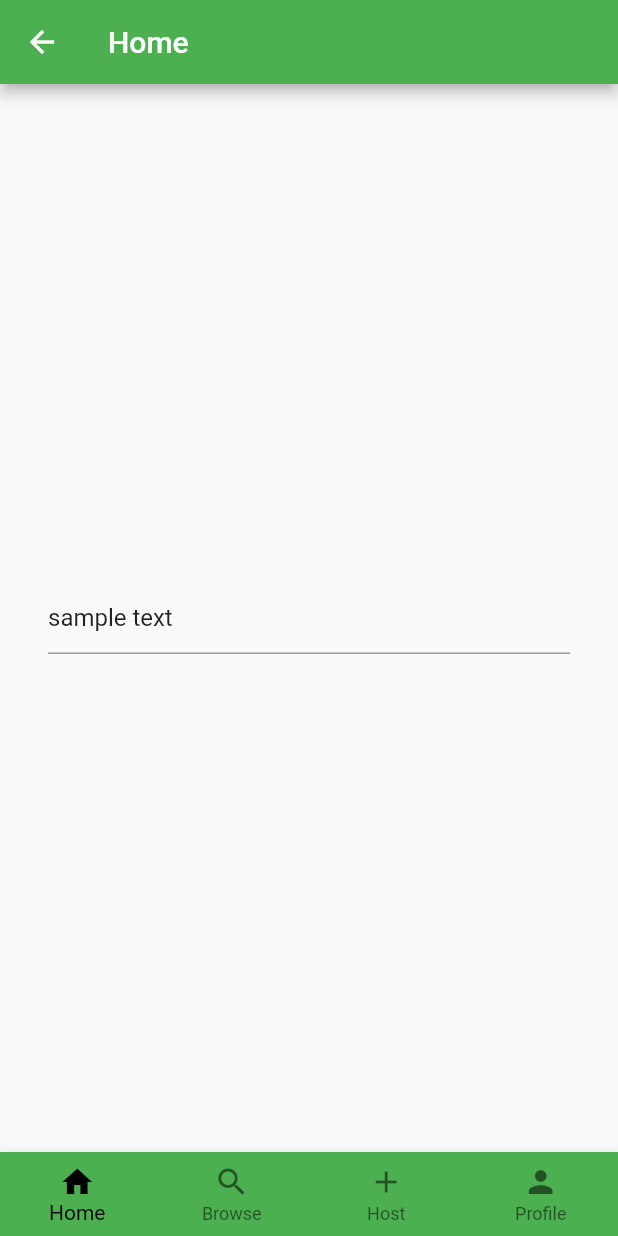
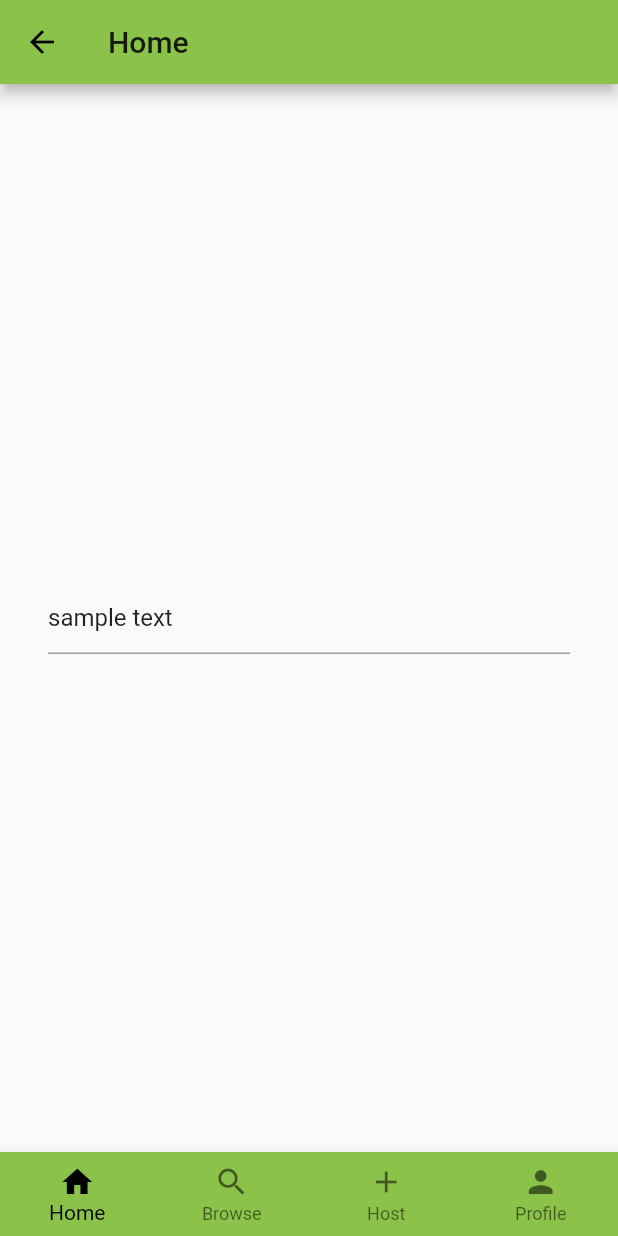
Before and after one commit to betty-guo/Shipmates, a Flutter app: the screen it shows after launch, after a tap on "Login", on a phone screen of 412 x 824 dp. Run offline on Flutter 3.47's test engine with Material 2 defaults, Android fonts, the phone set to English and light mode, and no system bars; our stand-ins replace flutter_form_builder.

Commit message:
adding coloring

```diff
--- a/lib/home_widget.dart
+++ b/lib/home_widget.dart
@@ -25,7 +25,7 @@ class _HomeState extends State<Home> {
       ),
       bottomNavigationBar: BottomNavigationBar(
         type: BottomNavigationBarType.fixed,
-        backgroundColor: Colors.green,
+        backgroundColor: Colors.lightGreen,
         fixedColor: Colors.black,
         onTap: (int index) {
           setState(() {
--- a/lib/hostpage_view.dart
+++ b/lib/hostpage_view.dart
@@ -73,7 +73,13 @@ class _HostPageViewState extends State<HostPageView> {
                         name: 'max_people',
                         decoration: _formInputDecorationFactory
                             .create("Max People (Optional)")),
-                    ElevatedButton(
+                    Container(
+                      height: 50,
+                      width: 250,
+                      decoration: BoxDecoration(
+                          color: Colors.lightGreen,
+                          borderRadius: BorderRadius.circular(20)),
+                      child: TextButton(
                           onPressed: () {
                             final nameData =
                                 _formKey.currentState.fields['name'].value;
@@ -85,7 +91,11 @@ class _HostPageViewState extends State<HostPageView> {
                                 content:
                                     Text('$nameData', textScaleFactor: 1.5)));
                           },
-                        child: Text('Submit'))
+                          child: Text(
+                            'Submit',
+                            style: TextStyle(color: Colors.white, fontSize: 25),
+                          )),
+                    ),
                   ]),
             ),
             onChanged: () => print("Form has been changed"),
@@ -105,16 +115,8 @@ class _HostPageViewState extends State<HostPageView> {
 }
 
 class FormInputDecorationFactory {
-  InputDecoration create(String hint) {
+  InputDecoration create(String text) {
     return InputDecoration(
-        border: OutlineInputBorder(
-          borderRadius: const BorderRadius.all(
-            const Radius.circular(10.0),
-          ),
-        ),
-        filled: true,
-        hintStyle: TextStyle(color: Colors.grey[800]),
-        hintText: hint,
-        fillColor: Colors.white70);
+        border: OutlineInputBorder(), labelText: text, hintText: text);
   }
 }
--- a/lib/loginpage.dart
+++ b/lib/loginpage.dart
@@ -1,5 +1,4 @@
 import 'package:flutter/material.dart';
-import 'package:tohacks2021/homepage_view.dart';
 import 'home_widget.dart';
 
 class Login extends StatefulWidget {
@@ -14,7 +13,7 @@ class _LoginState extends State<Login> {
       backgroundColor: Colors.white,
       appBar: AppBar(
         title: Text("PackagePal"),
-        backgroundColor: Colors.green,
+        backgroundColor: Colors.lightGreen,
       ),
       body: SingleChildScrollView(
         child: Column(
@@ -59,14 +58,15 @@ class _LoginState extends State<Login> {
               },
               child: Text(
                 'Forgot Password',
-                style: TextStyle(color: Colors.green, fontSize: 15),
+                style: TextStyle(color: Colors.lightGreen, fontSize: 15),
               ),
             ),
             Container(
               height: 50,
               width: 250,
               decoration: BoxDecoration(
-                  color: Colors.green, borderRadius: BorderRadius.circular(20)),
+                  color: Colors.lightGreen,
+                  borderRadius: BorderRadius.circular(20)),
               child: TextButton(
                 onPressed: () {
                   Navigator.push(
--- a/lib/main.dart
+++ b/lib/main.dart
@@ -12,7 +12,7 @@ class MyApp extends StatelessWidget {
     return MaterialApp(
       title: 'Flutter Demo',
       theme: ThemeData(
-        primarySwatch: Colors.green,
+        primarySwatch: Colors.lightGreen,
         inputDecorationTheme: InputDecorationTheme(
           labelStyle: TextStyle(color: Colors.grey),
         ),
```
Lines whose indentation alone changed are shown as unchanged.
